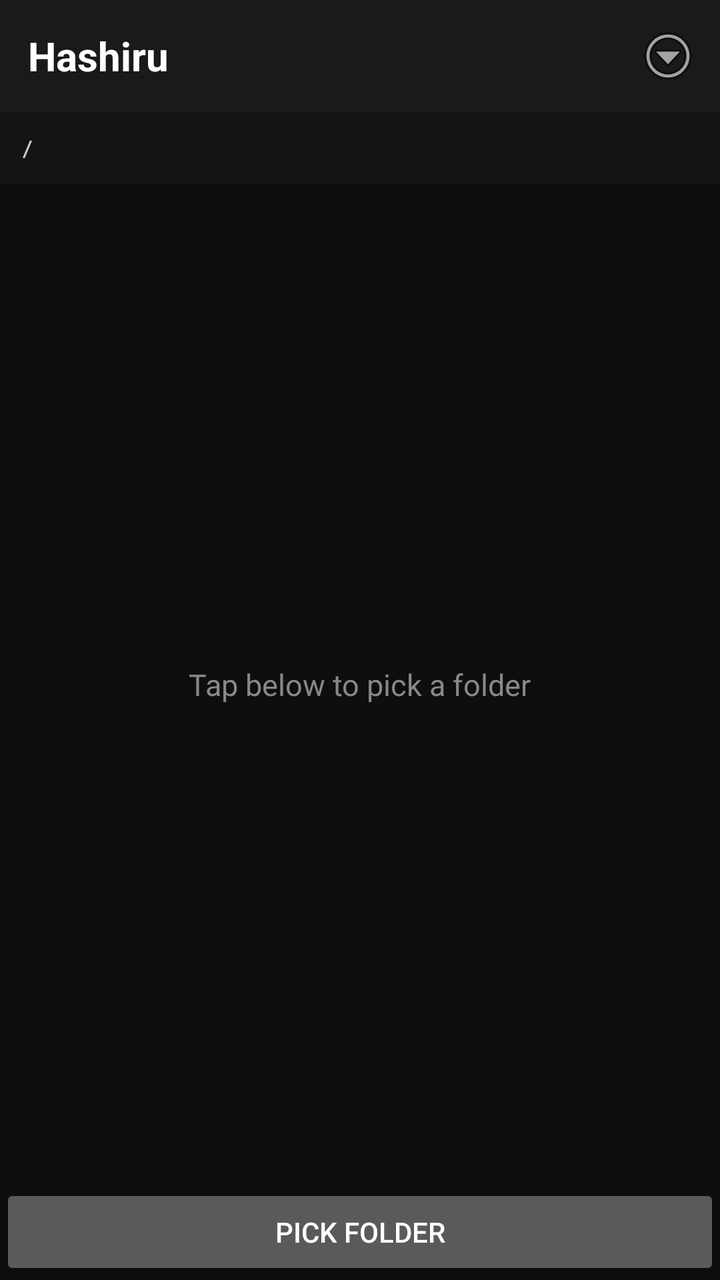
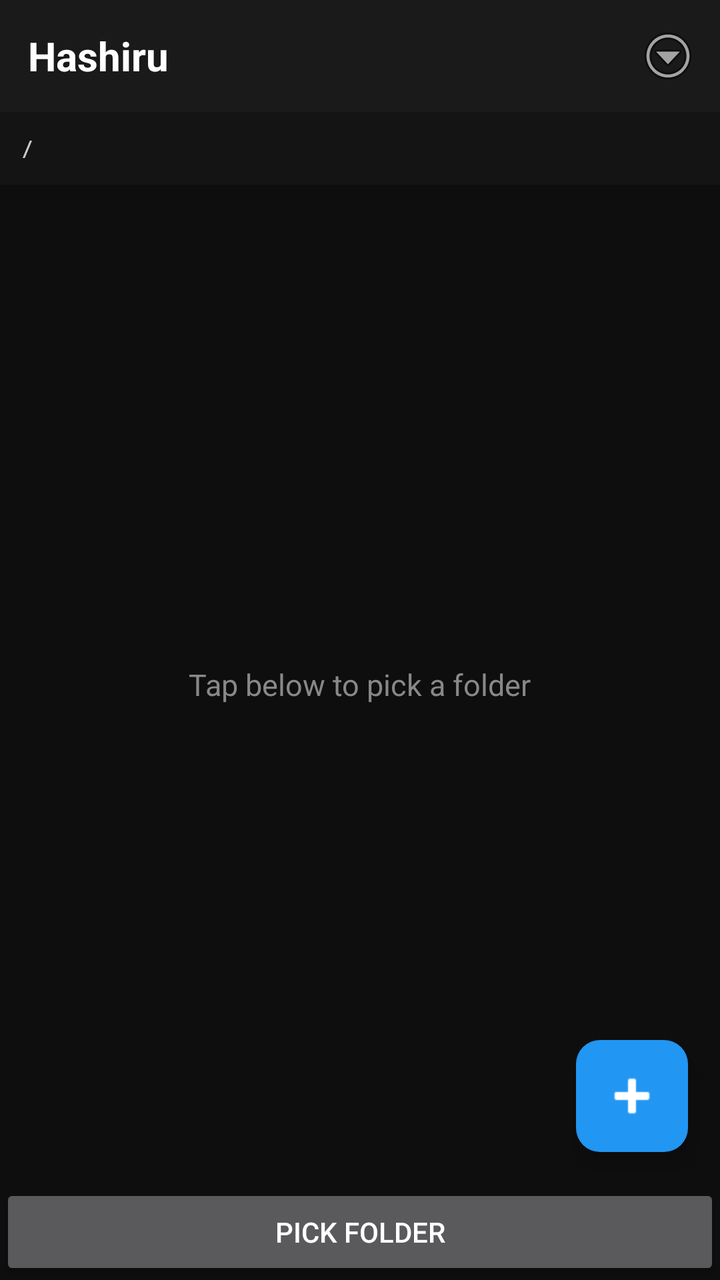

Screens rendered from an Android XML layout before and after an edit, with the pre-edit source and the edit as a unified diff.
<!-- AndroidManifest.xml: application theme AppTheme -->
<!-- res/layout/activity_main.xml -->
<?xml version="1.0" encoding="utf-8"?>
<LinearLayout xmlns:android="http://schemas.android.com/apk/res/android"
    android:layout_width="match_parent"
    android:layout_height="match_parent"
    android:orientation="vertical"
    android:background="#0E0E0E"
    android:fitsSystemWindows="true">

    <LinearLayout
        android:layout_width="match_parent"
        android:layout_height="wrap_content"
        android:orientation="horizontal"
        android:background="#1A1A1A"
        android:paddingStart="14dp"
        android:paddingEnd="4dp"
        android:paddingTop="6dp"
        android:paddingBottom="6dp"
        android:gravity="center_vertical">

        <TextView
            android:layout_width="0dp"
            android:layout_height="wrap_content"
            android:layout_weight="1"
            android:text="Hashiru"
            android:textColor="#FFFFFF"
            android:textSize="20sp"
            android:textStyle="bold" />

        <ImageButton
            android:id="@+id/menu"
            android:layout_width="44dp"
            android:layout_height="44dp"
            android:background="?android:attr/selectableItemBackgroundBorderless"
            android:src="@android:drawable/ic_menu_more"
            android:contentDescription="Menu" />
    </LinearLayout>

    <TextView
        android:id="@+id/path"
        android:layout_width="match_parent"
        android:layout_height="wrap_content"
        android:padding="10dp"
        android:background="#141414"
        android:fontFamily="monospace"
        android:textSize="12sp"
        android:textColor="#CCCCCC"
        android:maxLines="1"
        android:ellipsize="start"
        android:text="/" />

    <FrameLayout
        android:layout_width="match_parent"
        android:layout_height="0dp"
        android:layout_weight="1">

        <ListView
            android:id="@+id/list"
            android:layout_width="match_parent"
            android:layout_height="match_parent"
            android:divider="#222222"
            android:dividerHeight="1px"
            android:cacheColorHint="#00000000" />

        <TextView
            android:id="@+id/empty"
            android:layout_width="wrap_content"
            android:layout_height="wrap_content"
            android:layout_gravity="center"
            android:textSize="15sp"
            android:textColor="#888888"
            android:text="Tap below to pick a folder" />
    </FrameLayout>

    <Button
        android:id="@+id/pick"
        android:layout_width="match_parent"
        android:layout_height="wrap_content"
        android:text="Pick folder" />
</LinearLayout>
<!-- resources referenced by this layout -->
<resources>
  <style name="AppTheme" parent="@android:style/Theme.Material">
          <item name="android:windowBackground">#0E0E0E</item>
          <item name="android:colorBackground">#0E0E0E</item>
          <item name="android:textColorPrimary">#FFFFFF</item>
          <item name="android:textColorSecondary">#B0B0B0</item>
      </style>
</resources>

<!-- the commit's change to res/layout/activity_main.xml (unified diff, before → after) -->
@@ -69,6 +69,18 @@
             android:textSize="15sp"
             android:textColor="#888888"
             android:text="Tap below to pick a folder" />
+
+        <ImageButton
+            android:id="@+id/fab"
+            android:layout_width="56dp"
+            android:layout_height="56dp"
+            android:layout_gravity="bottom|end"
+            android:layout_margin="16dp"
+            android:background="@drawable/fab_bg"
+            android:src="@android:drawable/ic_input_add"
+            android:contentDescription="New file or folder"
+            android:tint="#FFFFFF"
+            android:elevation="6dp" />
     </FrameLayout>
 
     <Button
<!-- resource entries referenced after the edit -->
@@ -1,5 +1,12 @@
 <!-- resources referenced by this layout -->
 <resources>
+  <!-- drawable fab_bg (drawable) -->
+  <?xml version="1.0" encoding="utf-8"?>
+  <shape xmlns:android="http://schemas.android.com/apk/res/android"
+      android:shape="rectangle">
+      <solid android:color="#2196F3" />
+      <corners android:radius="12dp" />
+  </shape>
   <style name="AppTheme" parent="@android:style/Theme.Material">
           <item name="android:windowBackground">#0E0E0E</item>
           <item name="android:colorBackground">#0E0E0E</item>
